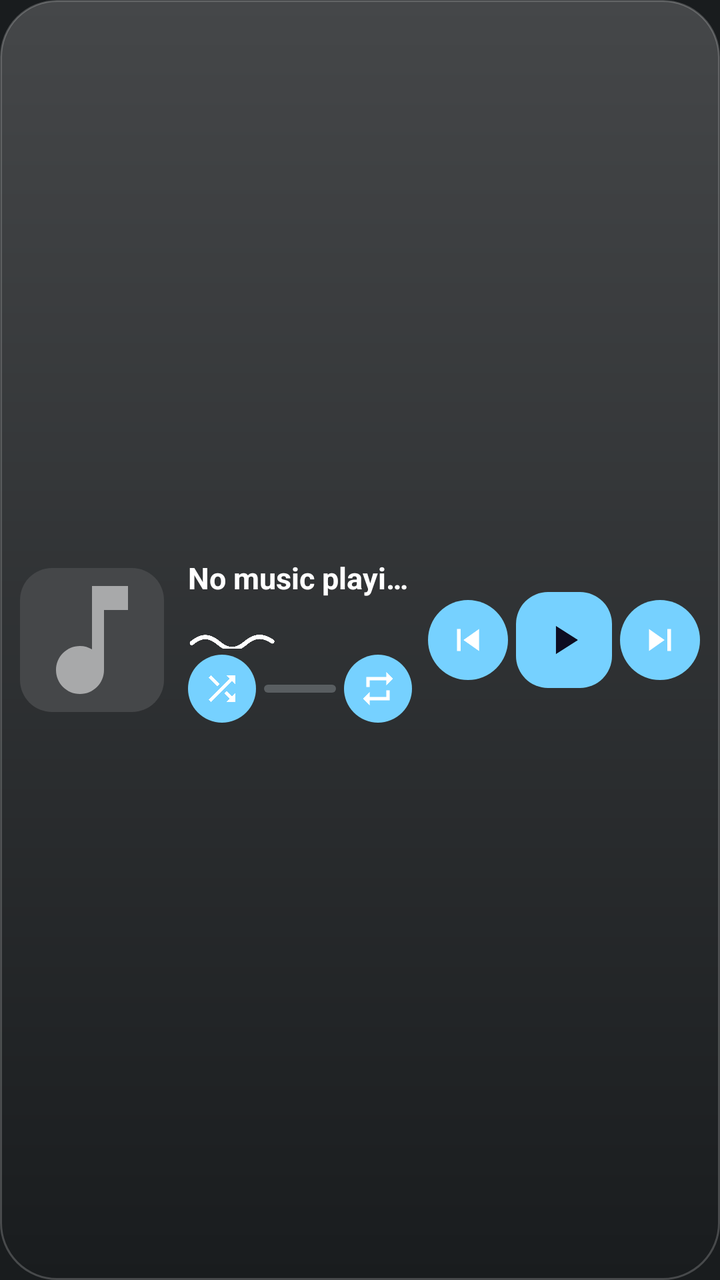
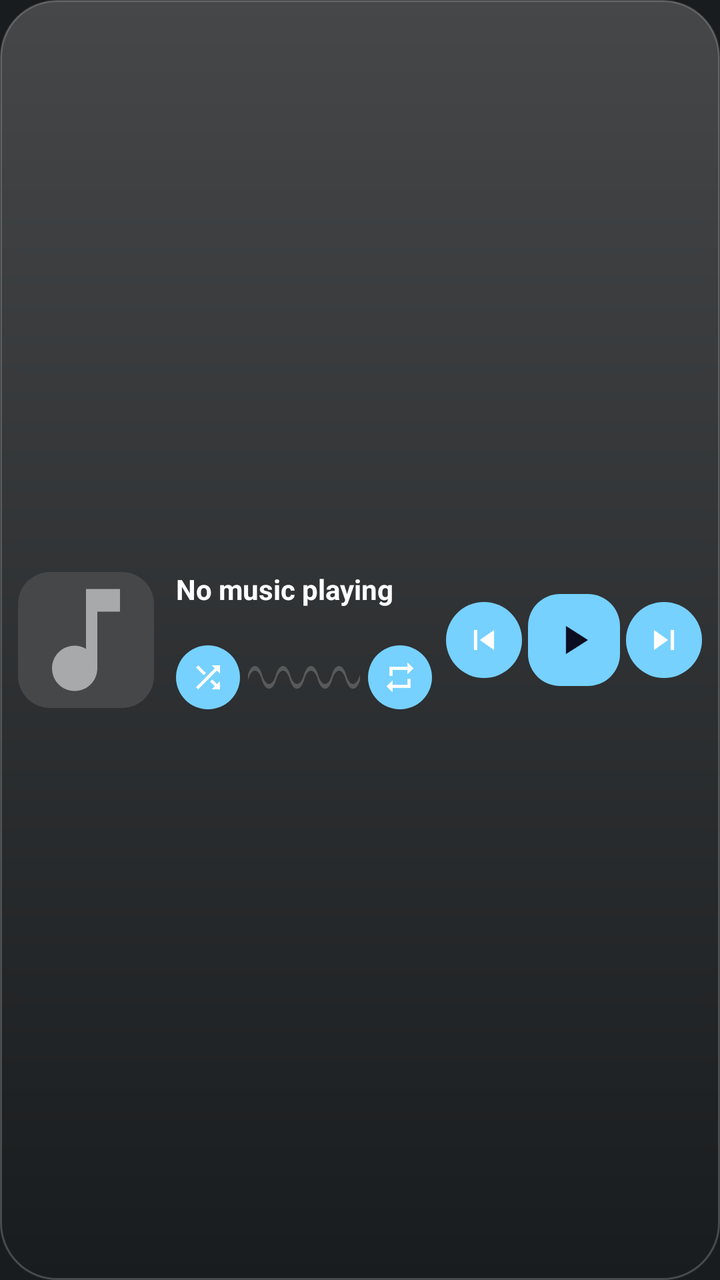

Two renders of the same Android screen: before a commit and after it. Below are the layout's source before the change and the commit's diff.
<!-- AndroidManifest.xml: application theme android:Theme.DeviceDefault -->
<!-- res/layout/widget_music.xml -->
<?xml version="1.0" encoding="utf-8"?>
<LinearLayout xmlns:android="http://schemas.android.com/apk/res/android"
    android:id="@+id/widgetRoot"
    android:layout_width="match_parent"
    android:layout_height="match_parent"
    android:background="@drawable/widget_bg"
    android:orientation="horizontal"
    android:padding="10dp"
    android:gravity="center_vertical">

    
    <ImageView
        android:id="@+id/albumArt"
        android:layout_width="72dp"
        android:layout_height="72dp"
        android:scaleType="centerCrop"
        android:background="@drawable/album_art_bg"
        android:src="@drawable/ic_music_note"/>

    <LinearLayout
        android:layout_width="0dp"
        android:layout_height="wrap_content"
        android:layout_weight="1"
        android:layout_marginStart="12dp"
        android:layout_marginEnd="8dp"
        android:orientation="vertical"
        android:gravity="center_vertical">

        <TextView
            android:id="@+id/songTitle"
            android:layout_width="match_parent"
            android:layout_height="wrap_content"
            android:text="No music playing"
            android:textColor="#FFFFFFFF"
            android:textSize="15sp"
            android:textStyle="bold"
            android:maxLines="1"
            android:ellipsize="end"/>

        <TextView
            android:id="@+id/artistName"
            android:layout_width="match_parent"
            android:layout_height="wrap_content"
            android:text=""
            android:textColor="#B3FFFFFF"
            android:textSize="12sp"
            android:maxLines="1"
            android:ellipsize="end"/>

        
        <ImageView
            android:id="@+id/waveAccent"
            android:layout_width="46dp"
            android:layout_height="8dp"
            android:layout_marginTop="1dp"
            android:src="@drawable/ic_wave"
            android:scaleType="fitXY"/>

        
        <LinearLayout
            android:layout_width="match_parent"
            android:layout_height="wrap_content"
            android:orientation="horizontal"
            android:gravity="center_vertical"
            android:layout_marginTop="3dp">

            <ImageView
                android:id="@+id/btnShuffle"
                android:layout_width="34dp"
                android:layout_height="34dp"
                android:src="@drawable/ic_shuffle"
                android:background="@drawable/btn_round_bg"
                android:scaleType="centerInside"
                android:padding="7dp"/>

            <ProgressBar
                android:id="@+id/songProgress"
                style="?android:attr/progressBarStyleHorizontal"
                android:layout_width="0dp"
                android:layout_height="4dp"
                android:layout_weight="1"
                android:layout_marginStart="4dp"
                android:layout_marginEnd="4dp"
                android:max="100"
                android:progress="0"/>

            <ImageView
                android:id="@+id/btnRepeat"
                android:layout_width="34dp"
                android:layout_height="34dp"
                android:src="@drawable/ic_repeat"
                android:background="@drawable/btn_round_bg"
                android:scaleType="centerInside"
                android:padding="7dp"/>

        </LinearLayout>

    </LinearLayout>

    <LinearLayout
        android:layout_width="wrap_content"
        android:layout_height="wrap_content"
        android:orientation="horizontal"
        android:gravity="center_vertical">

        <ImageView
            android:id="@+id/btnPrev"
            android:layout_width="40dp"
            android:layout_height="40dp"
            android:src="@drawable/ic_skip_previous"
            android:background="@drawable/btn_round_bg"
            android:scaleType="centerInside"
            android:padding="9dp"/>

        <ImageView
            android:id="@+id/btnPlayPause"
            android:layout_width="48dp"
            android:layout_height="48dp"
            android:src="@drawable/ic_play"
            android:background="@drawable/play_btn_bg"
            android:scaleType="centerInside"
            android:padding="11dp"
            android:layout_marginStart="4dp"
            android:layout_marginEnd="4dp"/>

        <ImageView
            android:id="@+id/btnNext"
            android:layout_width="40dp"
            android:layout_height="40dp"
            android:src="@drawable/ic_skip_next"
            android:background="@drawable/btn_round_bg"
            android:scaleType="centerInside"
            android:padding="9dp"/>

    </LinearLayout>

</LinearLayout>
<!-- resources referenced by this layout -->
<resources>
  <!-- drawable album_art_bg (drawable) -->
  <?xml version="1.0" encoding="utf-8"?>
  <shape xmlns:android="http://schemas.android.com/apk/res/android">
      <solid android:color="#33FFFFFF"/>
      <corners android:radius="16dp"/>
  </shape>
  <!-- drawable btn_round_bg (drawable) -->
  <?xml version="1.0" encoding="utf-8"?>
  <shape xmlns:android="http://schemas.android.com/apk/res/android"
      android:shape="oval">
      <solid android:color="#18FFFFFF"/>
  </shape>
  <!-- drawable ic_play (drawable) -->
  <vector xmlns:android="http://schemas.android.com/apk/res/android"
      android:width="24dp" android:height="24dp"
      android:viewportWidth="24" android:viewportHeight="24">
      <path android:fillColor="#FF0D0D22"
          android:pathData="M8,5v14l11,-7z"/>
  </vector>
  <!-- drawable ic_skip_next (drawable) -->
  <vector xmlns:android="http://schemas.android.com/apk/res/android"
      android:width="24dp" android:height="24dp"
      android:viewportWidth="24" android:viewportHeight="24">
      <path android:fillColor="#FFFFFFFF"
          android:pathData="M6,18l8.5,-6L6,6v12zM16,6v12h2V6h-2z"/>
  </vector>
  <!-- drawable ic_skip_previous (drawable) -->
  <vector xmlns:android="http://schemas.android.com/apk/res/android"
      android:width="24dp" android:height="24dp"
      android:viewportWidth="24" android:viewportHeight="24">
      <path android:fillColor="#FFFFFFFF"
          android:pathData="M6,6h2v12H6zM9.5,12l8.5,6V6z"/>
  </vector>
  <!-- drawable ic_wave (drawable) -->
  <vector xmlns:android="http://schemas.android.com/apk/res/android"
      android:width="48dp"
      android:height="8dp"
      android:viewportWidth="48"
      android:viewportHeight="8">
      <path
          android:strokeColor="#FFFFFFFF"
          android:strokeWidth="2.2"
          android:strokeLineCap="round"
          android:strokeLineJoin="round"
          android:pathData="M2,5.2 C7,1.2 11,1.2 16,5.2 C21,9.2 25,9.2 30,5.2 C35,1.2 39,1.2 44,4.4"
          android:fillColor="#00000000"/>
  </vector>
  <!-- drawable play_btn_bg (drawable) -->
  <?xml version="1.0" encoding="utf-8"?>
  <shape xmlns:android="http://schemas.android.com/apk/res/android">
      <solid android:color="#FFFFFFFF"/>
      <corners android:radius="16dp"/>
  </shape>
  <!-- drawable widget_bg (drawable) -->
  <?xml version="1.0" encoding="utf-8"?>
  <shape xmlns:android="http://schemas.android.com/apk/res/android">
      <solid android:color="#E61A1B1F"/>
      <corners android:radius="28dp"/>
      <stroke
          android:width="1dp"
          android:color="#26FFFFFF"/>
  </shape>
  <!-- unchanged entries left out for length: 3 -->
</resources>

<!-- the commit's change to res/layout/widget_music.xml (unified diff, before → after) -->
@@ -5,14 +5,14 @@
     android:layout_height="match_parent"
     android:background="@drawable/widget_bg"
     android:orientation="horizontal"
-    android:padding="10dp"
+    android:padding="9dp"
     android:gravity="center_vertical">
 
     
     <ImageView
         android:id="@+id/albumArt"
-        android:layout_width="72dp"
-        android:layout_height="72dp"
+        android:layout_width="68dp"
+        android:layout_height="68dp"
         android:scaleType="centerCrop"
         android:background="@drawable/album_art_bg"
         android:src="@drawable/ic_music_note"/>
@@ -21,8 +21,8 @@
         android:layout_width="0dp"
         android:layout_height="wrap_content"
         android:layout_weight="1"
-        android:layout_marginStart="12dp"
-        android:layout_marginEnd="8dp"
+        android:layout_marginStart="11dp"
+        android:layout_marginEnd="7dp"
         android:orientation="vertical"
         android:gravity="center_vertical">
 
@@ -32,10 +32,13 @@
             android:layout_height="wrap_content"
             android:text="No music playing"
             android:textColor="#FFFFFFFF"
-            android:textSize="15sp"
+            android:textSize="14sp"
             android:textStyle="bold"
             android:maxLines="1"
-            android:ellipsize="end"/>
+            android:ellipsize="end"
+            android:autoSizeTextType="uniform"
+            android:autoSizeMinTextSize="10sp"
+            android:autoSizeMaxTextSize="14sp"/>
 
         <TextView
             android:id="@+id/artistName"
@@ -43,18 +46,12 @@
             android:layout_height="wrap_content"
             android:text=""
             android:textColor="#B3FFFFFF"
-            android:textSize="12sp"
+            android:textSize="11sp"
             android:maxLines="1"
-            android:ellipsize="end"/>
-
-        
-        <ImageView
-            android:id="@+id/waveAccent"
-            android:layout_width="46dp"
-            android:layout_height="8dp"
-            android:layout_marginTop="1dp"
-            android:src="@drawable/ic_wave"
-            android:scaleType="fitXY"/>
+            android:ellipsize="end"
+            android:autoSizeTextType="uniform"
+            android:autoSizeMinTextSize="9sp"
+            android:autoSizeMaxTextSize="11sp"/>
 
         
         <LinearLayout
@@ -62,12 +59,12 @@
             android:layout_height="wrap_content"
             android:orientation="horizontal"
             android:gravity="center_vertical"
-            android:layout_marginTop="3dp">
+            android:layout_marginTop="4dp">
 
             <ImageView
                 android:id="@+id/btnShuffle"
-                android:layout_width="34dp"
-                android:layout_height="34dp"
+                android:layout_width="32dp"
+                android:layout_height="32dp"
                 android:src="@drawable/ic_shuffle"
                 android:background="@drawable/btn_round_bg"
                 android:scaleType="centerInside"
@@ -77,17 +74,20 @@
                 android:id="@+id/songProgress"
                 style="?android:attr/progressBarStyleHorizontal"
                 android:layout_width="0dp"
-                android:layout_height="4dp"
+                android:layout_height="12dp"
                 android:layout_weight="1"
                 android:layout_marginStart="4dp"
                 android:layout_marginEnd="4dp"
+                android:minHeight="12dp"
+                android:maxHeight="12dp"
                 android:max="100"
-                android:progress="0"/>
+                android:progress="0"
+                android:progressDrawable="@drawable/wave_progress"/>
 
             <ImageView
                 android:id="@+id/btnRepeat"
-                android:layout_width="34dp"
-                android:layout_height="34dp"
+                android:layout_width="32dp"
+                android:layout_height="32dp"
                 android:src="@drawable/ic_repeat"
                 android:background="@drawable/btn_round_bg"
                 android:scaleType="centerInside"
@@ -105,8 +105,8 @@
 
         <ImageView
             android:id="@+id/btnPrev"
-            android:layout_width="40dp"
-            android:layout_height="40dp"
+            android:layout_width="38dp"
+            android:layout_height="38dp"
             android:src="@drawable/ic_skip_previous"
             android:background="@drawable/btn_round_bg"
             android:scaleType="centerInside"
@@ -114,19 +114,19 @@
 
         <ImageView
             android:id="@+id/btnPlayPause"
-            android:layout_width="48dp"
-            android:layout_height="48dp"
+            android:layout_width="46dp"
+            android:layout_height="46dp"
             android:src="@drawable/ic_play"
             android:background="@drawable/play_btn_bg"
             android:scaleType="centerInside"
             android:padding="11dp"
-            android:layout_marginStart="4dp"
-            android:layout_marginEnd="4dp"/>
+            android:layout_marginStart="3dp"
+            android:layout_marginEnd="3dp"/>
 
         <ImageView
             android:id="@+id/btnNext"
-            android:layout_width="40dp"
-            android:layout_height="40dp"
+            android:layout_width="38dp"
+            android:layout_height="38dp"
             android:src="@drawable/ic_skip_next"
             android:background="@drawable/btn_round_bg"
             android:scaleType="centerInside"
<!-- resource entries referenced after the edit -->
@@ -33,26 +33,25 @@
       <path android:fillColor="#FFFFFFFF"
           android:pathData="M6,6h2v12H6zM9.5,12l8.5,6V6z"/>
   </vector>
-  <!-- drawable ic_wave (drawable) -->
-  <vector xmlns:android="http://schemas.android.com/apk/res/android"
-      android:width="48dp"
-      android:height="8dp"
-      android:viewportWidth="48"
-      android:viewportHeight="8">
-      <path
-          android:strokeColor="#FFFFFFFF"
-          android:strokeWidth="2.2"
-          android:strokeLineCap="round"
-          android:strokeLineJoin="round"
-          android:pathData="M2,5.2 C7,1.2 11,1.2 16,5.2 C21,9.2 25,9.2 30,5.2 C35,1.2 39,1.2 44,4.4"
-          android:fillColor="#00000000"/>
-  </vector>
   <!-- drawable play_btn_bg (drawable) -->
   <?xml version="1.0" encoding="utf-8"?>
   <shape xmlns:android="http://schemas.android.com/apk/res/android">
       <solid android:color="#FFFFFFFF"/>
       <corners android:radius="16dp"/>
   </shape>
+  <!-- drawable wave_progress (drawable) -->
+  <?xml version="1.0" encoding="utf-8"?>
+  <layer-list xmlns:android="http://schemas.android.com/apk/res/android">
+      <item
+          android:id="@android:id/background"
+          android:drawable="@drawable/ic_wave_line_dim"/>
+      <item android:id="@android:id/progress">
+          <clip
+              android:clipOrientation="horizontal"
+              android:gravity="left"
+              android:drawable="@drawable/ic_wave_line"/>
+      </item>
+  </layer-list>
   <!-- drawable widget_bg (drawable) -->
   <?xml version="1.0" encoding="utf-8"?>
   <shape xmlns:android="http://schemas.android.com/apk/res/android">
@@ -62,6 +61,34 @@
           android:width="1dp"
           android:color="#26FFFFFF"/>
   </shape>
+  <!-- drawable ic_wave_line_dim (drawable) -->
+  <vector xmlns:android="http://schemas.android.com/apk/res/android"
+      android:width="240dp"
+      android:height="12dp"
+      android:viewportWidth="240"
+      android:viewportHeight="12">
+      <path
+          android:strokeColor="#33FFFFFF"
+          android:strokeWidth="2.4"
+          android:strokeLineCap="round"
+          android:strokeLineJoin="round"
+          android:pathData="M0,6 C7.5,0 22.5,0 30,6 C37.5,12 52.5,12 60,6 C67.5,0 82.5,0 90,6 C97.5,12 112.5,12 120,6 C127.5,0 142.5,0 150,6 C157.5,12 172.5,12 180,6 C187.5,0 202.5,0 210,6 C217.5,12 232.5,12 240,6"
+          android:fillColor="#00000000"/>
+  </vector>
+  <!-- drawable ic_wave_line (drawable) -->
+  <vector xmlns:android="http://schemas.android.com/apk/res/android"
+      android:width="240dp"
+      android:height="12dp"
+      android:viewportWidth="240"
+      android:viewportHeight="12">
+      <path
+          android:strokeColor="#FFFFFFFF"
+          android:strokeWidth="2.4"
+          android:strokeLineCap="round"
+          android:strokeLineJoin="round"
+          android:pathData="M0,6 C7.5,0 22.5,0 30,6 C37.5,12 52.5,12 60,6 C67.5,0 82.5,0 90,6 C97.5,12 112.5,12 120,6 C127.5,0 142.5,0 150,6 C157.5,12 172.5,12 180,6 C187.5,0 202.5,0 210,6 C217.5,12 232.5,12 240,6"
+          android:fillColor="#00000000"/>
+  </vector>
   <!-- unchanged entries left out for length: 3 -->
 </resources>
 
